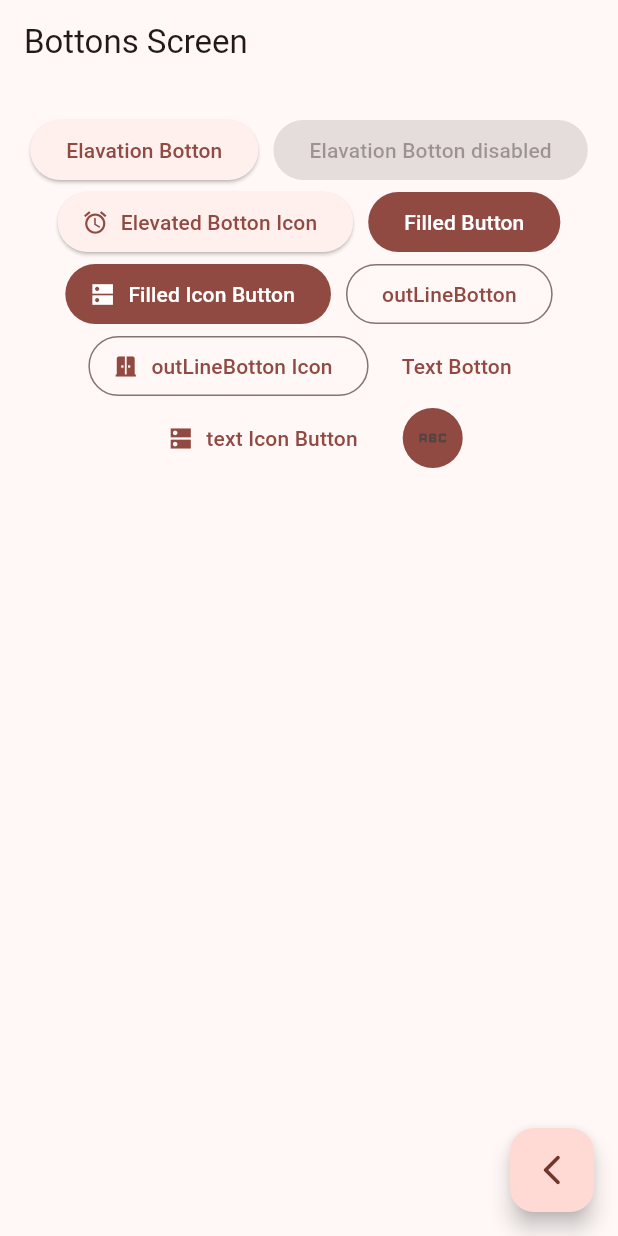
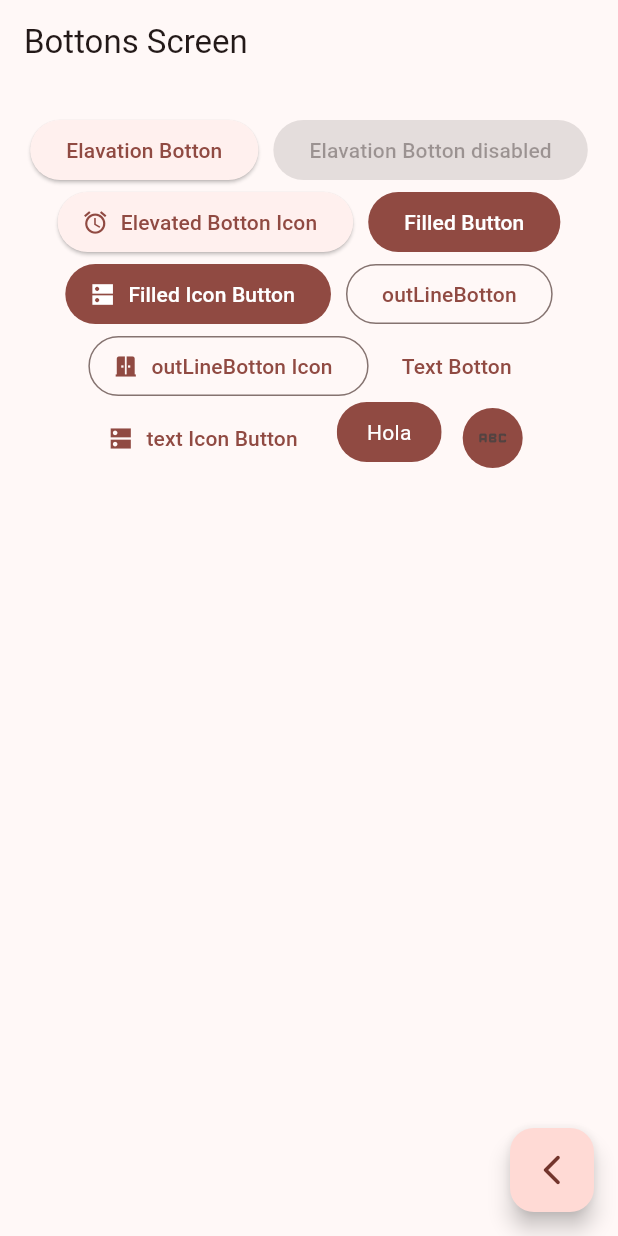
Before and after one commit to luiisfabian/widgets_app, a Flutter app: the BottonsScreen screen opened by its route, on a phone screen of 412 x 824 dp. Run offline on Flutter 3.47's test engine with Material 3 defaults, Android fonts, the phone set to English and light mode, and no system bars; our stand-ins replace go_router.

Commit message:
creacion del boton personalizado

```diff
--- a/lib/presentation/screens/buttons/bottons_screen.dart
+++ b/lib/presentation/screens/buttons/bottons_screen.dart
@@ -29,7 +29,6 @@ class _BottonsView extends StatelessWidget {
 
   @override
   Widget build(BuildContext context) {
-
     final colors = Theme.of(context).colorScheme;
     return SizedBox(
       width: double.infinity,
@@ -63,16 +62,16 @@ class _BottonsView extends StatelessWidget {
             ),
             OutlinedButton(
               onPressed: () {},
-              child: Text("outLineBotton"),
+              child: const Text("outLineBotton"),
             ),
             OutlinedButton.icon(
               onPressed: () {},
-              icon: Icon(Icons.door_sliding),
-              label: Text("outLineBotton Icon"),
+              icon: const Icon(Icons.door_sliding),
+              label: const Text("outLineBotton Icon"),
             ),
             TextButton(
               onPressed: () {},
-              child: Text("Text Botton"),
+              child: const Text("Text Botton"),
             ),
             TextButton.icon(
               label: const Text("text Icon Button"),
@@ -80,11 +79,12 @@ class _BottonsView extends StatelessWidget {
               icon: const Icon(Icons.dns_sharp),
             ),
             //todo custom botton
-
+            const CustomButton(),
             IconButton(
-              style: ButtonStyle(backgroundColor: MaterialStatePropertyAll(colors.primary) ),
+              style: ButtonStyle(
+                  backgroundColor: MaterialStatePropertyAll(colors.primary)),
               onPressed: () {},
-              icon: Icon(Icons.abc_rounded),
+              icon: const Icon(Icons.abc_rounded),
             )
           ],
         ),
@@ -92,3 +92,30 @@ class _BottonsView extends StatelessWidget {
     );
   }
 }
+
+class CustomButton extends StatelessWidget {
+  const CustomButton({super.key});
+
+  @override
+  Widget build(BuildContext context) {
+    final colors = Theme.of(context).colorScheme;
+    return  ClipRRect(
+      borderRadius: BorderRadius.circular(20),
+      child: Material(
+        color: colors.primary,
+        child: InkWell(
+          onTap: () {
+
+          },
+          child: const Padding(
+            padding: EdgeInsets.symmetric(horizontal: 20, vertical: 10),
+            child: Text(
+              "Hola",
+              style: TextStyle(color: Colors.white),
+            ),
+          ),
+        ),
+      ),
+    );
+  }
+}
```
